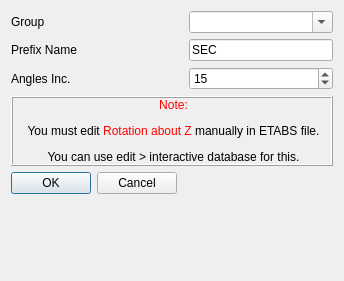
This is widgets/define/create_section_cuts.ui in ebrahimraeyat/civilTools as Qt 5 draws it before an edit. The edited form follows.
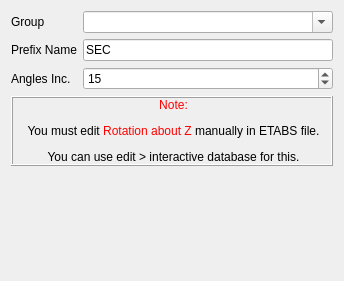
This is the edited form. Icons and pictures are not drawn.

```diff
--- a/widgets/define/create_section_cuts.ui
+++ b/widgets/define/create_section_cuts.ui
@@ -18,6 +18,19 @@
     <normaloff>:/cfactor/images/cut.svg</normaloff>:/cfactor/images/cut.svg</iconset>
   </property>
   <layout class="QGridLayout" name="gridLayout">
+   <item row="7" column="0" colspan="2">
+    <spacer name="verticalSpacer">
+     <property name="orientation">
+      <enum>Qt::Vertical</enum>
+     </property>
+     <property name="sizeHint" stdset="0">
+      <size>
+       <width>20</width>
+       <height>40</height>
+      </size>
+     </property>
+    </spacer>
+   </item>
    <item row="2" column="0" colspan="2">
     <widget class="QLabel" name="label_3">
      <property name="text">
@@ -85,32 +98,6 @@
      </property>
     </widget>
    </item>
-   <item row="7" column="0">
-    <widget class="QDialogButtonBox" name="buttonBox">
-     <property name="orientation">
-      <enum>Qt::Horizontal</enum>
-     </property>
-     <property name="standardButtons">
-      <set>QDialogButtonBox::Cancel|QDialogButtonBox::Ok</set>
-     </property>
-     <property name="centerButtons">
-      <bool>true</bool>
-     </property>
-    </widget>
-   </item>
-   <item row="8" column="0" colspan="2">
-    <spacer name="verticalSpacer">
-     <property name="orientation">
-      <enum>Qt::Vertical</enum>
-     </property>
-     <property name="sizeHint" stdset="0">
-      <size>
-       <width>20</width>
-       <height>40</height>
-      </size>
-     </property>
-    </spacer>
-   </item>
   </layout>
  </widget>
  <resources>
```
Left out of the diff: 69 changed lines with no effect on the pictures.
